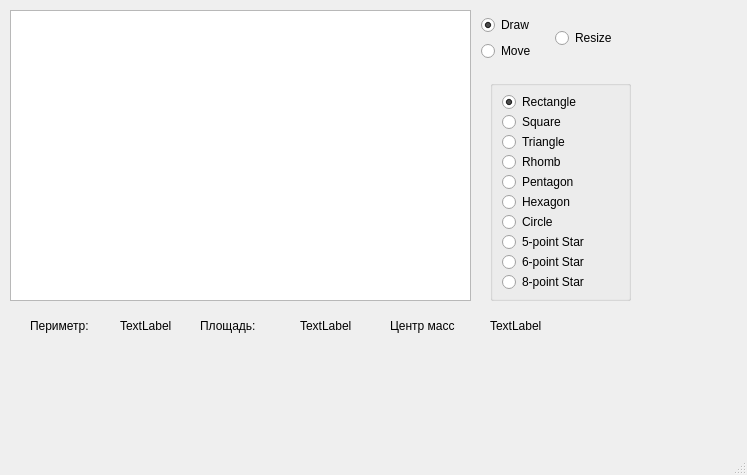
First picture: the form in mainwindow.ui, repository Kioma-dt/Paint, before the edit.
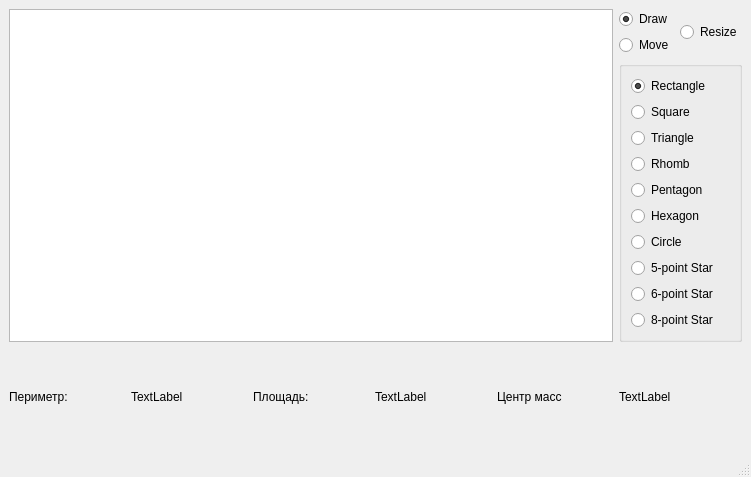
Second picture: the form after the edit.

Patch:
```diff
--- a/mainwindow.ui
+++ b/mainwindow.ui
@@ -6,33 +6,52 @@
    <rect>
     <x>0</x>
     <y>0</y>
-    <width>747</width>
-    <height>475</height>
+    <width>751</width>
+    <height>477</height>
    </rect>
   </property>
   <property name="windowTitle">
    <string>MainWindow</string>
   </property>
   <widget class="QWidget" name="centralwidget">
-   <widget class="QGraphicsView" name="graphicsView">
-    <property name="geometry">
-     <rect>
-      <x>10</x>
-      <y>10</y>
-      <width>461</width>
-      <height>291</height>
-     </rect>
-    </property>
-   </widget>
+   <layout class="QGridLayout" name="gridLayout_3">
+    <item row="0" column="0" rowspan="2" colspan="5">
+     <widget class="QGraphicsView" name="graphicsView"/>
+    </item>
+    <item row="0" column="5">
+     <layout class="QGridLayout" name="gridLayout_2">
+      <item row="0" column="0">
+       <layout class="QGridLayout" name="gridLayout">
+        <item row="0" column="0">
+         <widget class="QRadioButton" name="radioButtonDraw">
+          <property name="text">
+           <string>Draw</string>
+          </property>
+          <property name="checked">
+           <bool>true</bool>
+          </property>
+         </widget>
+        </item>
+        <item row="1" column="0">
+         <widget class="QRadioButton" name="radioButtonMove">
+          <property name="text">
+           <string>Move</string>
+          </property>
+         </widget>
+        </item>
+       </layout>
+      </item>
+      <item row="0" column="1">
+       <widget class="QRadioButton" name="radioButtonResize">
+        <property name="text">
+         <string>Resize</string>
+        </property>
+       </widget>
+      </item>
+     </layout>
+    </item>
+    <item row="1" column="5">
    <widget class="QGroupBox" name="verticalGroupBox">
-    <property name="geometry">
-     <rect>
-      <x>490</x>
-      <y>80</y>
-      <width>141</width>
-      <height>221</height>
-     </rect>
-    </property>
     <property name="autoFillBackground">
      <bool>false</bool>
     </property>
@@ -112,124 +131,50 @@
      </item>
     </layout>
    </widget>
+    </item>
+    <item row="2" column="0">
    <widget class="QLabel" name="label">
-    <property name="geometry">
-     <rect>
-      <x>30</x>
-      <y>310</y>
-      <width>91</width>
-      <height>31</height>
-     </rect>
-    </property>
     <property name="text">
      <string>Периметр: </string>
     </property>
    </widget>
+    </item>
+    <item row="2" column="1">
    <widget class="QLabel" name="labelPerimetr">
-    <property name="geometry">
-     <rect>
-      <x>120</x>
-      <y>310</y>
-      <width>81</width>
-      <height>31</height>
-     </rect>
-    </property>
     <property name="text">
      <string>TextLabel</string>
     </property>
    </widget>
+    </item>
+    <item row="2" column="2">
    <widget class="QLabel" name="label_3">
-    <property name="geometry">
-     <rect>
-      <x>200</x>
-      <y>310</y>
-      <width>81</width>
-      <height>31</height>
-     </rect>
-    </property>
     <property name="text">
      <string>Площадь: </string>
     </property>
    </widget>
+    </item>
+    <item row="2" column="3">
    <widget class="QLabel" name="labelSurface">
-    <property name="geometry">
-     <rect>
-      <x>300</x>
-      <y>310</y>
-      <width>81</width>
-      <height>31</height>
-     </rect>
-    </property>
     <property name="text">
      <string>TextLabel</string>
     </property>
    </widget>
+    </item>
+    <item row="2" column="4">
    <widget class="QLabel" name="label_5">
-    <property name="geometry">
-     <rect>
-      <x>390</x>
-      <y>310</y>
-      <width>91</width>
-      <height>31</height>
-     </rect>
-    </property>
     <property name="text">
      <string>Центр масс</string>
     </property>
    </widget>
+    </item>
+    <item row="2" column="5">
    <widget class="QLabel" name="labelCentre">
-    <property name="geometry">
-     <rect>
-      <x>490</x>
-      <y>310</y>
-      <width>81</width>
-      <height>31</height>
-     </rect>
-    </property>
     <property name="text">
      <string>TextLabel</string>
     </property>
    </widget>
-   <widget class="QWidget" name="layoutWidget">
-    <property name="geometry">
-     <rect>
-      <x>481</x>
-      <y>9</y>
-      <width>141</width>
-      <height>58</height>
-     </rect>
-    </property>
-    <layout class="QGridLayout" name="gridLayout_2">
-     <item row="0" column="0">
-      <layout class="QGridLayout" name="gridLayout">
-       <item row="0" column="0">
-        <widget class="QRadioButton" name="radioButtonDraw">
-         <property name="text">
-          <string>Draw</string>
-         </property>
-         <property name="checked">
-          <bool>true</bool>
-         </property>
-        </widget>
-       </item>
-       <item row="1" column="0">
-        <widget class="QRadioButton" name="radioButtonMove">
-         <property name="text">
-          <string>Move</string>
-         </property>
-        </widget>
-       </item>
-      </layout>
-     </item>
-     <item row="0" column="1">
-      <widget class="QRadioButton" name="radioButtonResize">
-       <property name="text">
-        <string>Resize</string>
-       </property>
-      </widget>
-     </item>
-    </layout>
-   </widget>
+    </item>
+   </layout>
   </widget>
   <widget class="QMenuBar" name="menubar">
    <property name="geometry">
```
Left out of the diff: 2 changed lines with no effect on the pictures. Lines whose indentation alone changed are shown as unchanged.
